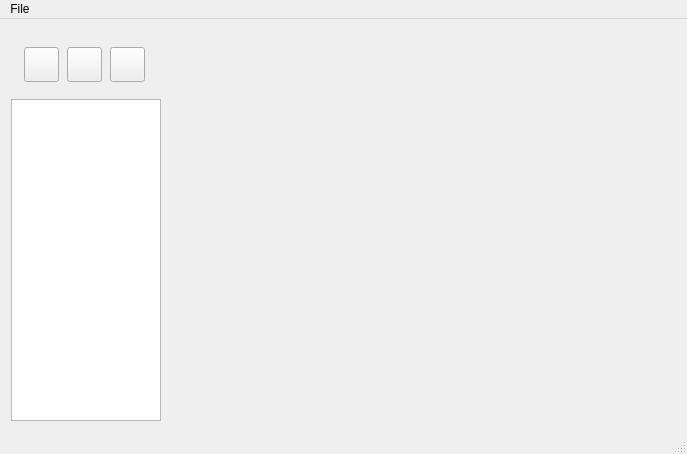
The window that Image-Dispozer/mainwindow.ui (Gresthorn/Image-Dispozer) describes before a commit, drawn with Qt 5.
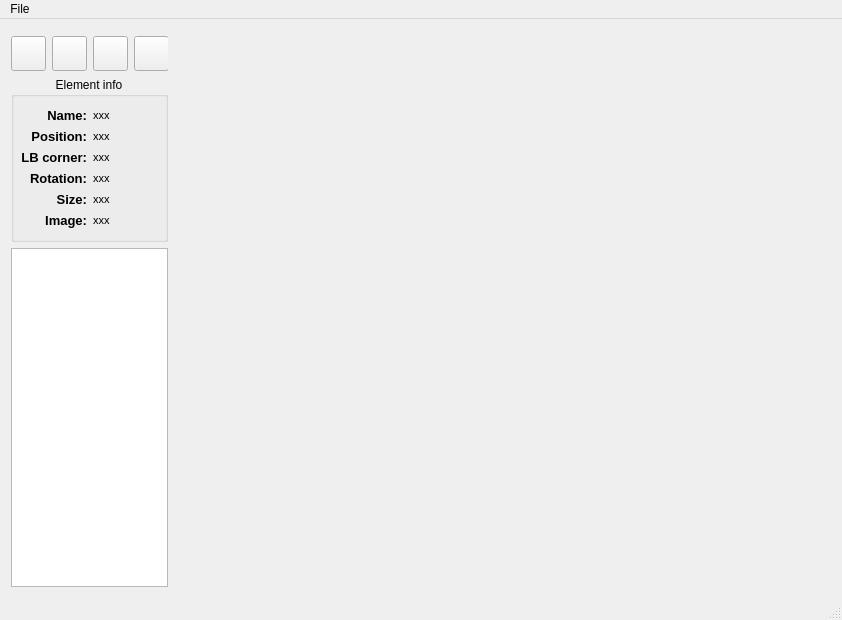
The same window after the commit. Icons and pictures are not drawn.

Commit message: Created all needed functionality for saving profiles and loaded and associated images with their positions, rotation etc. Functionality of switching modes, landscape/portrait, image modes ... fully implemented and also able to be archived with save sequences in initialization files. These are now possible to be loaded as well. Real time update of element information table is now working correctly.

What changed in the file:
```diff
--- a/Image-Dispozer/mainwindow.ui
+++ b/Image-Dispozer/mainwindow.ui
@@ -6,8 +6,8 @@
    <rect>
     <x>0</x>
     <y>0</y>
-    <width>687</width>
-    <height>454</height>
+    <width>842</width>
+    <height>620</height>
    </rect>
   </property>
   <property name="windowTitle">
@@ -15,11 +15,11 @@
   </property>
   <widget class="QWidget" name="centralWidget">
    <layout class="QGridLayout" name="gridLayout">
-    <item row="2" column="0">
+    <item row="3" column="0">
      <widget class="QListWidget" name="rolesListWidget">
       <property name="maximumSize">
        <size>
-        <width>150</width>
+        <width>157</width>
         <height>16777215</height>
        </size>
       </property>
@@ -29,15 +29,8 @@
       <property name="whatsThis">
        <string>This list contains all elements/roles that are needed to be linked with desired image and placed in main scene at appropriate coordinates</string>
       </property>
-     </widget>
-    </item>
-    <item row="0" column="1" rowspan="3">
-     <widget class="QWidget" name="sceneWidget" native="true">
-      <property name="statusTip">
-       <string>Main dispozer scene</string>
-      </property>
-      <property name="whatsThis">
-       <string>This is the main scene where you can dispoze imported images in their correct position and model your own arrangements.</string>
+      <property name="selectionMode">
+       <enum>QAbstractItemView::ExtendedSelection</enum>
       </property>
      </widget>
     </item>
@@ -49,7 +42,66 @@
         <height>0</height>
        </size>
       </property>
+      <property name="maximumSize">
+       <size>
+        <width>157</width>
+        <height>16777215</height>
+       </size>
+      </property>
+      <property name="styleSheet">
+       <string notr="true"/>
+      </property>
       <layout class="QGridLayout" name="gridLayout_2">
+       <property name="leftMargin">
+        <number>0</number>
+       </property>
+       <property name="topMargin">
+        <number>0</number>
+       </property>
+       <property name="rightMargin">
+        <number>0</number>
+       </property>
+       <property name="bottomMargin">
+        <number>0</number>
+       </property>
+       <item row="0" column="0">
+        <widget class="QPushButton" name="clearSceneItemsButton">
+         <property name="minimumSize">
+          <size>
+           <width>35</width>
+           <height>35</height>
+          </size>
+         </property>
+         <property name="maximumSize">
+          <size>
+           <width>35</width>
+           <height>35</height>
+          </size>
+         </property>
+         <property name="cursor">
+          <cursorShape>PointingHandCursor</cursorShape>
+         </property>
+         <property name="statusTip">
+          <string>Clear the scene from all displayed objects</string>
+         </property>
+         <property name="whatsThis">
+          <string>After clicking this button, you can remove all visible items from the scene (Note: this will not remove them totally, just hide them).</string>
+         </property>
+         <property name="text">
+          <string/>
+         </property>
+         <property name="icon">
+          <iconset resource="icons.qrc">
+           <normaloff>:/quick_access/icons/sweep-icon.png</normaloff>:/quick_access/icons/sweep-icon.png</iconset>
+         </property>
+         <property name="iconSize">
+          <size>
+           <width>30</width>
+           <height>30</height>
+          </size>
+         </property>
+        </widget>
+       </item>
        <item row="0" column="2">
         <widget class="QPushButton" name="switchPortraitLandscapeButton">
          <property name="minimumSize">
@@ -67,6 +119,12 @@
          <property name="cursor">
           <cursorShape>PointingHandCursor</cursorShape>
          </property>
+         <property name="statusTip">
+          <string>Switch between portrait/landscape mode</string>
+         </property>
+         <property name="whatsThis">
+          <string>Use this button if you would like to switch from landscape/portrait mode (Note: positions currently set will automatically translates to new coordinate system, if this option is not disabled).</string>
+         </property>
          <property name="text">
           <string/>
          </property>
@@ -82,38 +140,6 @@
          </property>
         </widget>
        </item>
-       <item row="0" column="0">
-        <widget class="QPushButton" name="clearSceneItemsButton">
-         <property name="minimumSize">
-          <size>
-           <width>35</width>
-           <height>35</height>
-          </size>
-         </property>
-         <property name="maximumSize">
-          <size>
-           <width>35</width>
-           <height>35</height>
-          </size>
-         </property>
-         <property name="cursor">
-          <cursorShape>PointingHandCursor</cursorShape>
-         </property>
-         <property name="text">
-          <string/>
-         </property>
-         <property name="icon">
-          <iconset resource="icons.qrc">
-           <normaloff>:/quick_access/icons/sweep-icon.png</normaloff>:/quick_access/icons/sweep-icon.png</iconset>
-         </property>
-         <property name="iconSize">
-          <size>
-           <width>30</width>
-           <height>30</height>
-          </size>
-         </property>
-        </widget>
-       </item>
        <item row="0" column="1">
         <widget class="QPushButton" name="switchSingleMultipleImagesButton">
          <property name="minimumSize">
@@ -137,6 +163,12 @@
          <property name="cursor">
           <cursorShape>PointingHandCursor</cursorShape>
          </property>
+         <property name="statusTip">
+          <string>Toggle between single/multiple items mode</string>
+         </property>
+         <property name="whatsThis">
+          <string>You can switch between single or multiple items in scene mode. If single mode is present, only one item at time can be placed in scene and after selecting another, the previous will be automatically hidden.</string>
+         </property>
          <property name="text">
           <string/>
          </property>
@@ -152,6 +184,261 @@
          </property>
         </widget>
        </item>
+       <item row="0" column="3">
+        <widget class="QPushButton" name="applySavedDataButton">
+         <property name="minimumSize">
+          <size>
+           <width>35</width>
+           <height>35</height>
+          </size>
+         </property>
+         <property name="maximumSize">
+          <size>
+           <width>35</width>
+           <height>35</height>
+          </size>
+         </property>
+         <property name="cursor">
+          <cursorShape>PointingHandCursor</cursorShape>
+         </property>
+         <property name="statusTip">
+          <string>Apply saved parameters on selected items</string>
+         </property>
+         <property name="whatsThis">
+          <string>If parameters of some item were  saved, you can select specific items from the list and apply those parameters on them. You can save parameters by right-clicking item in the scene and choosing option &quot;Save data&quot;.</string>
+         </property>
+         <property name="text">
+          <string/>
+         </property>
+         <property name="icon">
+          <iconset resource="icons.qrc">
+           <normaloff>:/quick_access/icons/copy-parameters-icon.png</normaloff>:/quick_access/icons/copy-parameters-icon.png</iconset>
+         </property>
+         <property name="iconSize">
+          <size>
+           <width>30</width>
+           <height>30</height>
+          </size>
+         </property>
+        </widget>
+       </item>
+      </layout>
+     </widget>
+    </item>
+    <item row="0" column="1" rowspan="4">
+     <widget class="QWidget" name="sceneWidget" native="true">
+      <property name="statusTip">
+       <string>Main dispozer scene</string>
+      </property>
+      <property name="whatsThis">
+       <string>This is the main scene where you can dispoze imported images in their correct position and model your own arrangements.</string>
+      </property>
+     </widget>
+    </item>
+    <item row="2" column="0">
+     <widget class="QGroupBox" name="elementInfoWrapper">
+      <property name="maximumSize">
+       <size>
+        <width>157</width>
+        <height>16777215</height>
+       </size>
+      </property>
+      <property name="statusTip">
+       <string>Information wrapper</string>
+      </property>
+      <property name="whatsThis">
+       <string>This container consists of basic parameters of item currently selected.</string>
+      </property>
+      <property name="title">
+       <string>Element info</string>
+      </property>
+      <property name="alignment">
+       <set>Qt::AlignHCenter|Qt::AlignTop</set>
+      </property>
+      <layout class="QGridLayout" name="gridLayout_3">
+       <property name="leftMargin">
+        <number>2</number>
+       </property>
+       <property name="rightMargin">
+        <number>2</number>
+       </property>
+       <item row="1" column="1">
+        <widget class="QLabel" name="positionDataLabel">
+         <property name="font">
+          <font>
+           <pointsize>8</pointsize>
+          </font>
+         </property>
+         <property name="text">
+          <string>xxx</string>
+         </property>
+        </widget>
+       </item>
+       <item row="3" column="0">
+        <widget class="QLabel" name="rotationLabel">
+         <property name="font">
+          <font>
+           <pointsize>10</pointsize>
+           <weight>75</weight>
+           <bold>true</bold>
+          </font>
+         </property>
+         <property name="text">
+          <string>Rotation:</string>
+         </property>
+         <property name="alignment">
+          <set>Qt::AlignRight|Qt::AlignTrailing|Qt::AlignVCenter</set>
+         </property>
+        </widget>
+       </item>
+       <item row="3" column="1">
+        <widget class="QLabel" name="rotationDataLabel">
+         <property name="font">
+          <font>
+           <pointsize>8</pointsize>
+          </font>
+         </property>
+         <property name="text">
+          <string>xxx</string>
+         </property>
+        </widget>
+       </item>
+       <item row="4" column="0">
+        <widget class="QLabel" name="sizeLabel">
+         <property name="font">
+          <font>
+           <pointsize>10</pointsize>
+           <weight>75</weight>
+           <bold>true</bold>
+          </font>
+         </property>
+         <property name="frameShape">
+          <enum>QFrame::NoFrame</enum>
+         </property>
+         <property name="text">
+          <string>Size:</string>
+         </property>
+         <property name="alignment">
+          <set>Qt::AlignRight|Qt::AlignTrailing|Qt::AlignVCenter</set>
+         </property>
+        </widget>
+       </item>
+       <item row="5" column="0">
+        <widget class="QLabel" name="imageLabel">
+         <property name="font">
+          <font>
+           <pointsize>10</pointsize>
+           <weight>75</weight>
+           <bold>true</bold>
+          </font>
+         </property>
+         <property name="text">
+          <string>Image:</string>
+         </property>
+         <property name="alignment">
+          <set>Qt::AlignRight|Qt::AlignTrailing|Qt::AlignVCenter</set>
+         </property>
+        </widget>
+       </item>
+       <item row="5" column="1">
+        <widget class="QLabel" name="imageDataLabel">
+         <property name="font">
+          <font>
+           <pointsize>8</pointsize>
+          </font>
+         </property>
+         <property name="text">
+          <string>xxx</string>
+         </property>
+        </widget>
+       </item>
+       <item row="4" column="1">
+        <widget class="QLabel" name="sizeDataLabel">
+         <property name="font">
+          <font>
+           <pointsize>8</pointsize>
+          </font>
+         </property>
+         <property name="text">
+          <string>xxx</string>
+         </property>
+        </widget>
+       </item>
+       <item row="2" column="1">
+        <widget class="QLabel" name="lbDataLabel">
+         <property name="font">
+          <font>
+           <pointsize>8</pointsize>
+          </font>
+         </property>
+         <property name="text">
+          <string>xxx</string>
+         </property>
+        </widget>
+       </item>
+       <item row="2" column="0">
+        <widget class="QLabel" name="lbLabel">
+         <property name="font">
+          <font>
+           <pointsize>10</pointsize>
+           <weight>75</weight>
+           <bold>true</bold>
+          </font>
+         </property>
+         <property name="text">
+          <string>LB corner:</string>
+         </property>
+         <property name="alignment">
+          <set>Qt::AlignRight|Qt::AlignTrailing|Qt::AlignVCenter</set>
+         </property>
+        </widget>
+       </item>
+       <item row="1" column="0">
+        <widget class="QLabel" name="positionLabel">
+         <property name="font">
+          <font>
+           <pointsize>10</pointsize>
+           <weight>75</weight>
+           <bold>true</bold>
+          </font>
+         </property>
+         <property name="text">
+          <string>Position:</string>
+         </property>
+         <property name="alignment">
+          <set>Qt::AlignRight|Qt::AlignTrailing|Qt::AlignVCenter</set>
+         </property>
+        </widget>
+       </item>
+       <item row="0" column="0">
+        <widget class="QLabel" name="nameLabel">
+         <property name="font">
+          <font>
+           <pointsize>10</pointsize>
+           <weight>75</weight>
+           <bold>true</bold>
+          </font>
+         </property>
+         <property name="text">
+          <string>Name:</string>
+         </property>
+         <property name="alignment">
+          <set>Qt::AlignRight|Qt::AlignTrailing|Qt::AlignVCenter</set>
+         </property>
+        </widget>
+       </item>
+       <item row="0" column="1">
+        <widget class="QLabel" name="nameDataLabel">
+         <property name="font">
+          <font>
+           <pointsize>8</pointsize>
+          </font>
+         </property>
+         <property name="text">
+          <string>xxx</string>
+         </property>
+        </widget>
+       </item>
       </layout>
      </widget>
     </item>
@@ -162,7 +449,7 @@
     <rect>
      <x>0</x>
      <y>0</y>
-     <width>687</width>
+     <width>842</width>
      <height>20</height>
     </rect>
    </property>
@@ -171,6 +458,12 @@
      <string>File</string>
     </property>
     <addaction name="actionImport"/>
+    <addaction name="separator"/>
+    <addaction name="actionOpen_profile"/>
+    <addaction name="actionSave"/>
+    <addaction name="actionSave_As"/>
+    <addaction name="separator"/>
+    <addaction name="actionClose"/>
    </widget>
    <addaction name="menuFile"/>
   </widget>
@@ -180,6 +473,26 @@
     <string>Import </string>
    </property>
   </action>
+  <action name="actionClose">
+   <property name="text">
+    <string>Close</string>
+   </property>
+  </action>
+  <action name="actionOpen_profile">
+   <property name="text">
+    <string>Load</string>
+   </property>
+  </action>
+  <action name="actionSave">
+   <property name="text">
+    <string>Save</string>
+   </property>
+  </action>
+  <action name="actionSave_As">
+   <property name="text">
+    <string>Save As</string>
+   </property>
+  </action>
  </widget>
  <layoutdefault spacing="6" margin="11"/>
  <resources>
```
Left out of the diff: 19 changed lines with no effect on the pictures. The commit also changes 13 other files.
